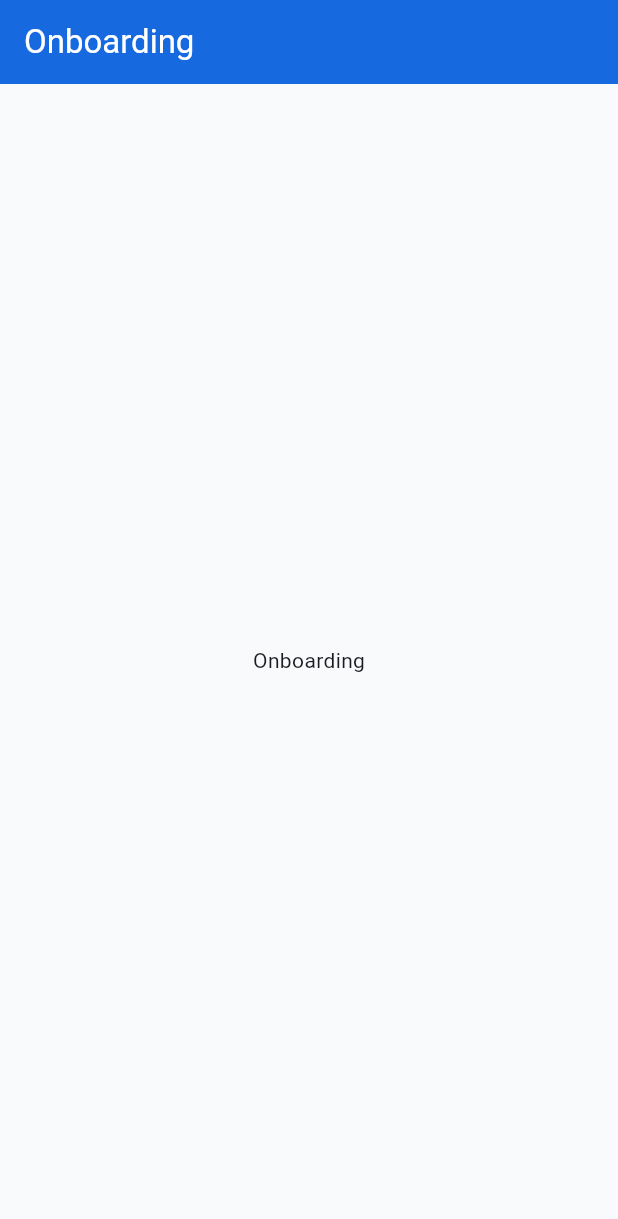
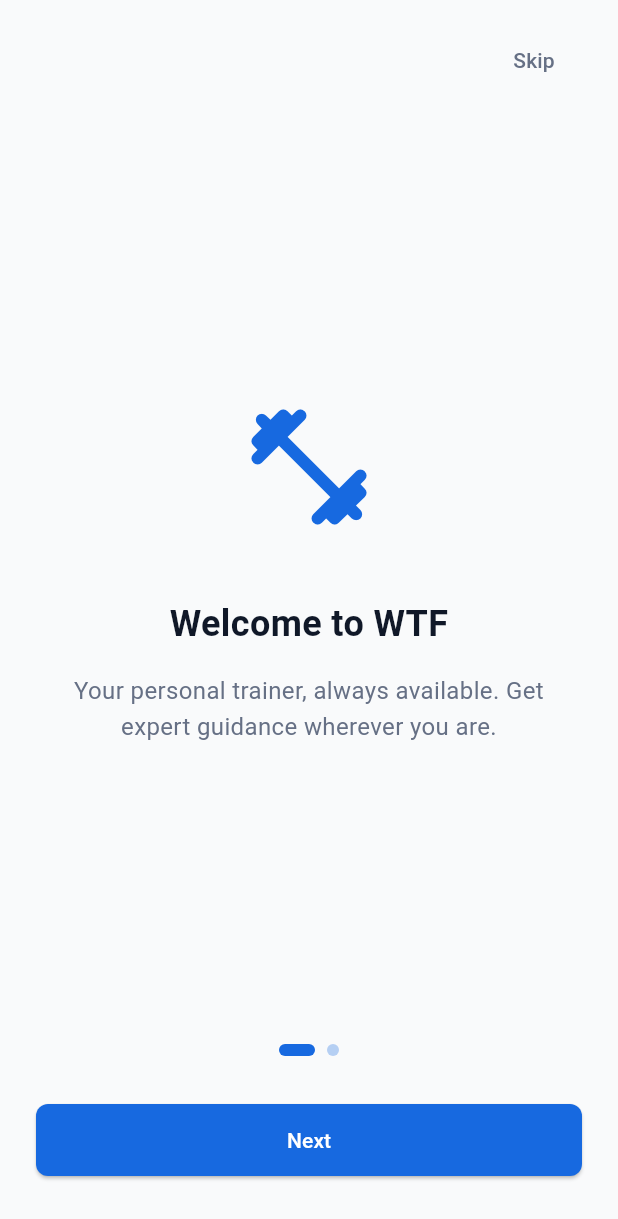
Before and after one commit to utgupta27/wtf_flutter_test, a Flutter app: the screen it shows after launch, on a phone screen of 412 x 824 dp. Shown: the top 1219 px of the screen. Run offline on Flutter 3.47's test engine with Material 3 defaults, Android fonts, the phone set to English and light mode, and no system bars; our stand-ins replace equatable, flutter_riverpod, go_router, hive_flutter; accounts and stored records are empty; generated files the repository leaves out were written again.

Commit message:
feat(guru): add 2-slide onboarding flow
- OnboardingScreen: PageView with 2 slides (welcome + feature overview)
- Skip button exits immediately, Next advances, Get Started completes
- OnboardingDot: animated pill indicator tracks current page
- onComplete callback saves Hive flag and navigates to /home
- Router wired to real OnboardingScreen (replaces placeholder)
- 9 widget tests, all passing
- Closes #3

Co-Authored-By: Claude Sonnet 4.6 <noreply@anthropic.com>

```diff
--- /dev/null
+++ b/guru_app/lib/features/onboarding/onboarding_screen.dart
@@ -0,0 +1,170 @@
+import 'package:flutter/material.dart';
+
+import 'package:guru_app/core/theme/app_theme.dart';
+
+class _OnboardingPage {
+  const _OnboardingPage({
+    required this.icon,
+    required this.title,
+    required this.subtitle,
+  });
+  final IconData icon;
+  final String title;
+  final String subtitle;
+}
+
+const _pages = [
+  _OnboardingPage(
+    icon: Icons.fitness_center_rounded,
+    title: 'Welcome to WTF',
+    subtitle: 'Your personal trainer, always available. Get expert guidance wherever you are.',
+  ),
+  _OnboardingPage(
+    icon: Icons.video_call_rounded,
+    title: 'Chat, Schedule & Call',
+    subtitle: 'Message your trainer, book sessions, and join live video calls — all in one place.',
+  ),
+];
+
+class OnboardingScreen extends StatefulWidget {
+  const OnboardingScreen({super.key, required this.onComplete});
+
+  final VoidCallback onComplete;
+
+  @override
+  State<OnboardingScreen> createState() => _OnboardingScreenState();
+}
+
+class _OnboardingScreenState extends State<OnboardingScreen> {
+  final _controller = PageController();
+  int _currentPage = 0;
+
+  void _next() {
+    if (_currentPage < _pages.length - 1) {
+      _controller.nextPage(
+        duration: const Duration(milliseconds: 300),
+        curve: Curves.easeInOut,
+      );
+    } else {
+      widget.onComplete();
+    }
+  }
+
+  @override
+  void dispose() {
+    _controller.dispose();
+    super.dispose();
+  }
+
+  @override
+  Widget build(BuildContext context) {
+    final isLastPage = _currentPage == _pages.length - 1;
+
+    return Scaffold(
+      backgroundColor: AppColors.surface,
+      body: SafeArea(
+        child: Column(
+          children: [
+            Align(
+              alignment: Alignment.topRight,
+              child: Padding(
+                padding: const EdgeInsets.symmetric(horizontal: 24, vertical: 16),
+                child: TextButton(
+                  onPressed: widget.onComplete,
+                  child: const Text(
+                    'Skip',
+                    style: TextStyle(color: AppColors.subtle, fontSize: 14),
+                  ),
+                ),
+              ),
+            ),
+            Expanded(
+              child: PageView.builder(
+                controller: _controller,
+                itemCount: _pages.length,
+                onPageChanged: (page) => setState(() => _currentPage = page),
+                itemBuilder: (context, index) => _PageContent(page: _pages[index]),
+              ),
+            ),
+            Padding(
+              padding: const EdgeInsets.fromLTRB(24, 16, 24, 40),
+              child: Column(
+                children: [
+                  Row(
+                    mainAxisAlignment: MainAxisAlignment.center,
+                    children: List.generate(
+                      _pages.length,
+                      (i) => OnboardingDot(active: i == _currentPage),
+                    ),
+                  ),
+                  const SizedBox(height: 32),
+                  ElevatedButton(
+                    onPressed: _next,
+                    child: Text(isLastPage ? 'Get Started' : 'Next'),
+                  ),
+                ],
+              ),
+            ),
+          ],
+        ),
+      ),
+    );
+  }
+}
+
+class _PageContent extends StatelessWidget {
+  const _PageContent({required this.page});
+  final _OnboardingPage page;
+
+  @override
+  Widget build(BuildContext context) {
+    return Padding(
+      padding: const EdgeInsets.symmetric(horizontal: 32),
+      child: Column(
+        mainAxisAlignment: MainAxisAlignment.center,
+        children: [
+          Icon(page.icon, size: 96, color: AppColors.primary),
+          const SizedBox(height: 40),
+          Text(
+            page.title,
+            style: const TextStyle(
+              fontSize: 24,
+              fontWeight: FontWeight.w700,
+              color: AppColors.onSurface,
+            ),
+            textAlign: TextAlign.center,
+          ),
+          const SizedBox(height: 16),
+          Text(
+            page.subtitle,
+            style: const TextStyle(
+              fontSize: 16,
+              color: AppColors.subtle,
+              height: 1.5,
+            ),
+            textAlign: TextAlign.center,
+          ),
+        ],
+      ),
+    );
+  }
+}
+
+class OnboardingDot extends StatelessWidget {
+  const OnboardingDot({super.key, required this.active});
+  final bool active;
+
+  @override
+  Widget build(BuildContext context) {
+    return AnimatedContainer(
+      duration: const Duration(milliseconds: 250),
+      margin: const EdgeInsets.symmetric(horizontal: 4),
+      width: active ? 24 : 8,
+      height: 8,
+      decoration: BoxDecoration(
+        color: active ? AppColors.primary : AppColors.primary.withValues(alpha: 0.3),
+        borderRadius: BorderRadius.circular(4),
+      ),
+    );
+  }
+}
--- a/guru_app/lib/router/app_router.dart
+++ b/guru_app/lib/router/app_router.dart
@@ -5,8 +5,8 @@ import 'package:hive_flutter/hive_flutter.dart';
 
 import 'package:guru_app/core/constants.dart';
 import 'package:guru_app/features/auth/auth_provider.dart';
+import 'package:guru_app/features/onboarding/onboarding_screen.dart';
 
-// Placeholder screens — replaced in subsequent issues
 class _PlaceholderScreen extends StatelessWidget {
   const _PlaceholderScreen(this.title);
   final String title;
@@ -46,7 +46,13 @@ final routerProvider = Provider<GoRouter>((ref) {
       ),
       GoRoute(
         path: '/onboarding',
-        builder: (context, state) => const _PlaceholderScreen('Onboarding'),
+        builder: (context, state) => OnboardingScreen(
+          onComplete: () {
+            Hive.box(AppConstants.hiveBoxSettings)
+                .put(AppConstants.settingsKeyOnboardingDone, true);
+            context.go('/home');
+          },
+        ),
       ),
       GoRoute(
         path: '/home',
```
Also changed, not shown: 1 other file.
